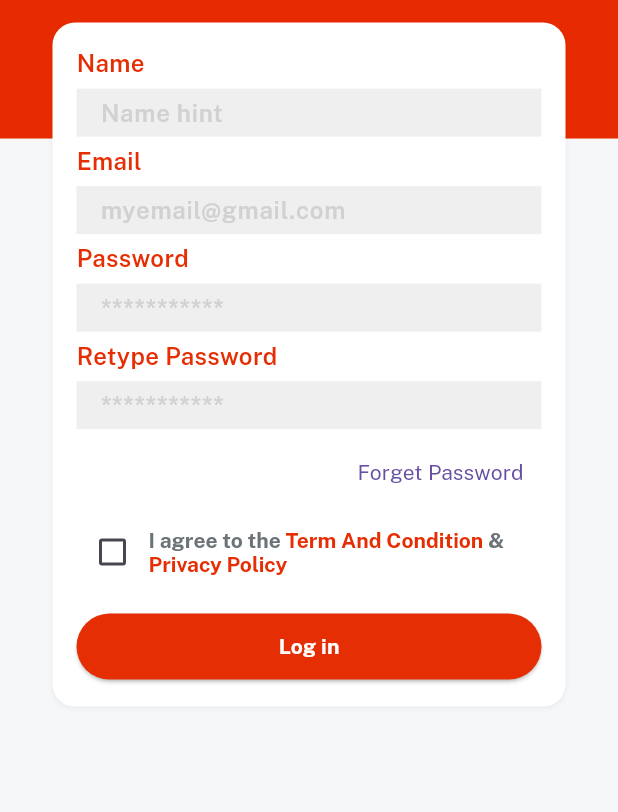
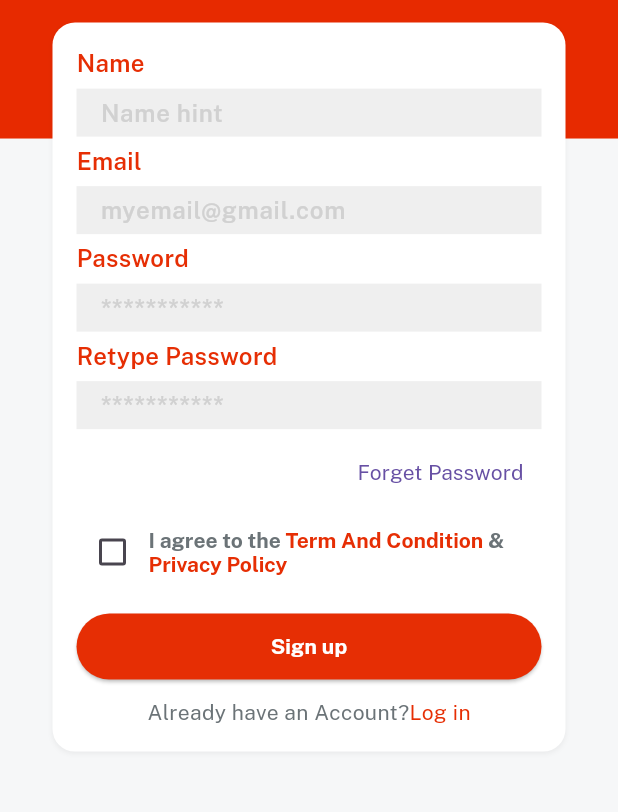
Before and after one commit to MDK301/e_commerce_01, a Flutter app: the SignupScreen screen opened directly, on a phone screen of 412 x 824 dp, the part 293-1105 px from its top. Run offline on Flutter 3.47's test engine with Material 3 defaults, Android fonts, the phone set to English and light mode, and no system bars; our stand-ins replace get, velocity_x.

Commit message:
change RIchtext in Signup-> row

```diff
--- a/lib/consts/strings.dart
+++ b/lib/consts/strings.dart
@@ -15,3 +15,4 @@ const createNewAccount = "or, create a new account";
 const loginWith = "Log in With";
 const privacypolicy = "Privacy Policy";
 const termandcondition = "Term And Condition";
+const alreadyhaveanaccount = "Already have an Account?";
--- a/lib/views/auth_screen/signup_screen.dart
+++ b/lib/views/auth_screen/signup_screen.dart
@@ -7,8 +7,15 @@ import 'package:e_commerce/widgets_common/our_button.dart';
 import 'package:flutter/material.dart';
 import 'package:get/get.dart';
 
-class SignupScreen extends StatelessWidget {
+class SignupScreen extends StatefulWidget {
   const SignupScreen({super.key});
+
+  @override
+  State<SignupScreen> createState() => _SignupScreenState();
+}
+
+class _SignupScreenState extends State<SignupScreen> {
+  bool? isCheck=false;
 
   @override
   Widget build(BuildContext context) {
@@ -37,9 +44,14 @@ class SignupScreen extends StatelessWidget {
                   Row(
                     children: [
                       Checkbox(
-                        checkColor: redColor,
-                        value: false,
-                        onChanged: (newValue) {},
+                        checkColor: Colors.red,
+                        value: isCheck,
+                        onChanged: (newValue) {
+                          setState(() {
+                            isCheck=newValue;
+
+                          });
+                        },
                       ),
                       10.heightBox,
                       Expanded(
@@ -70,9 +82,36 @@ class SignupScreen extends StatelessWidget {
                   ourButton(
                     color: redColor,
                     textColor: whiteColor,
-                    title: login,
+                    title: signup,
                     onPress: () {},
                   ).box.width(context.screenWidth - 50).make(),
+                  10.heightBox,
+                  //warping into gesture detecor of Velocity X
+                  Row(
+                    mainAxisAlignment: MainAxisAlignment.center,
+                    children: [
+                      alreadyhaveanaccount.text.color(fontGrey).make(),
+                      login.text.color(redColor).make().onTap((){
+                        Get.back();
+                      })
+                    ],
+                  )
+                  // RichText(
+                  //   text: const TextSpan(
+                  //     children: [
+                  //       TextSpan(
+                  //         text: alreadyhaveanaccount,
+                  //         style: TextStyle(fontFamily: bold, color: fontGrey),
+                  //       ),
+                  //       TextSpan(
+                  //         text: login,
+                  //         style: TextStyle(fontFamily: bold, color: redColor),
+                  //       ),
+                  //     ],
+                  //   ),
+                  // ).onTap((){
+                  //   Get.back();
+                  // })
                 ],
               )
                   .box
```
Lines whose indentation alone changed are shown as unchanged.
